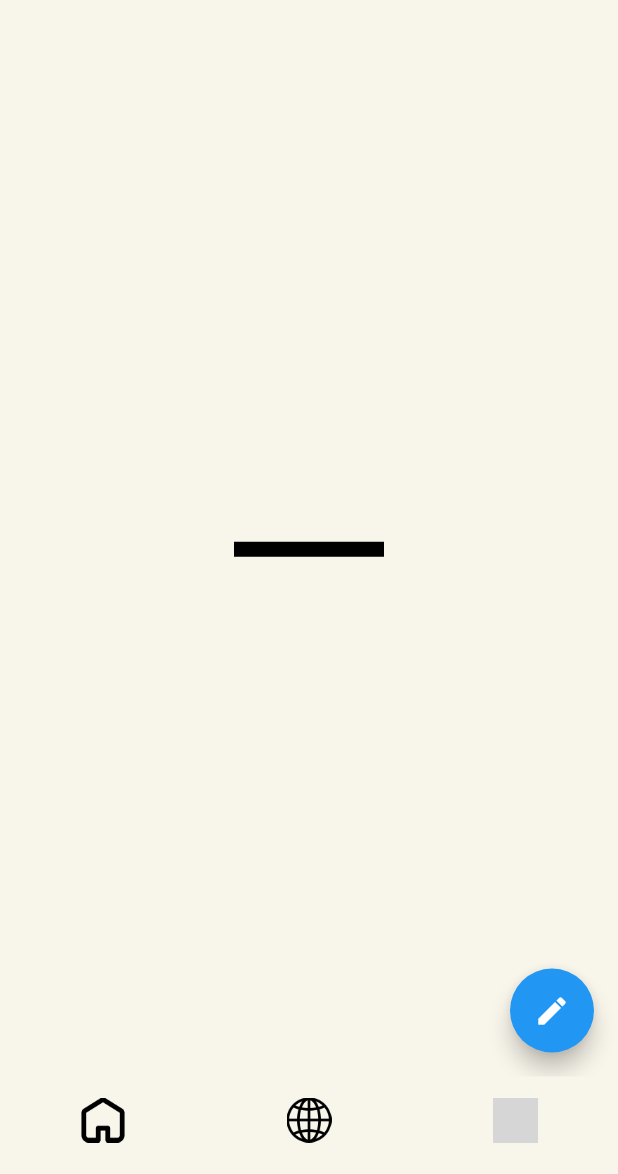
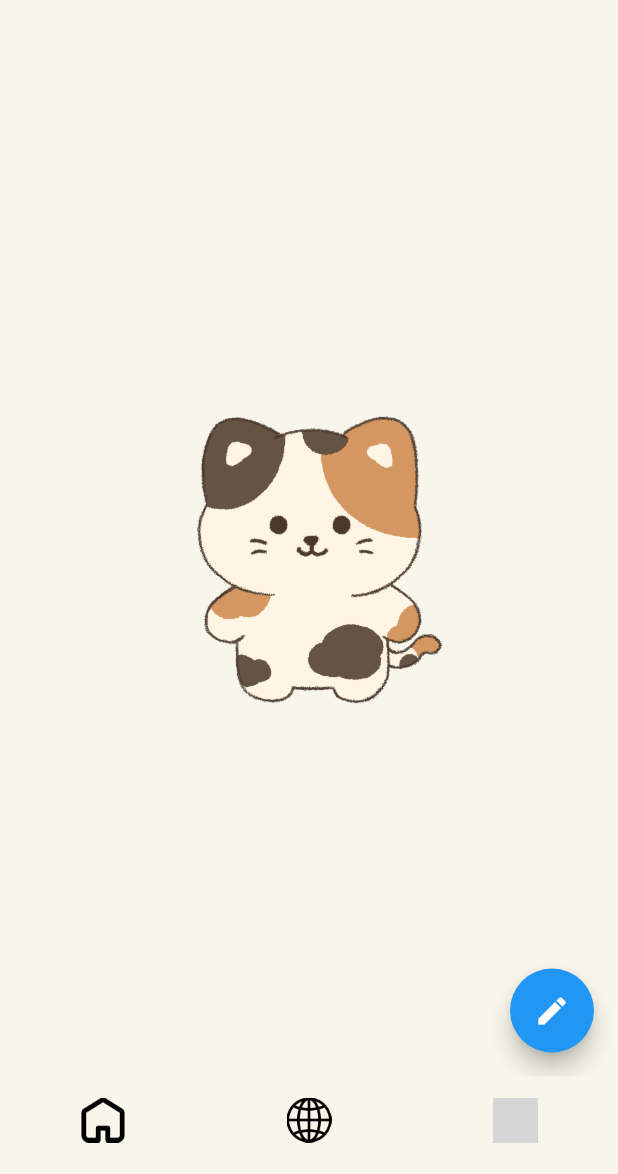
Before and after one commit to Emo-D-Project/Client1, a Flutter app: the screen it shows after launch, on a phone screen of 412 x 824 dp, the part 62-1236 px from its top. Run offline on Flutter 3.47's test engine with Material 2 defaults, Android fonts, the phone set to English and light mode, and no system bars; Roboto replaces fonts that are missing (fontnanum); grey boxes are pictures that could not be loaded.

Commit message:
[front] 사진 추가

```diff
--- a/lib/home.dart
+++ b/lib/home.dart
@@ -13,9 +13,12 @@ class home extends StatelessWidget {
       backgroundColor: Color(0xFFF8F5EB),
       body: Center(
           child: Container(
-            width: 100,
-            height: 10,
-            color: Colors.black,
+            child: Image.asset('images/main/[ttm]+삼색고양이_기본형_최종-(1).gif',
+              width: 1000,
+              height : 1000,
+              fit: BoxFit.contain,
+
+            ),
           )
       ),
       floatingActionButton: Builder(builder: (context) {
```
Also changed, not shown: lib/diaryshare.dart (+7 -7 lines), pubspec.yaml (+8 -7 lines), images/emotion/1.gif (added), images/emotion/2.gif (added), images/emotion/3.gif (added), images/emotion/4.gif (added), images/emotion/5.gif (added), images/emotion/6.gif (added), images/emotion/7.gif (added), images/emotion/8.gif (added), images/main/[ttm]+삼색고양이_기본형_최종-(1).gif (added), pubspec.lock.
